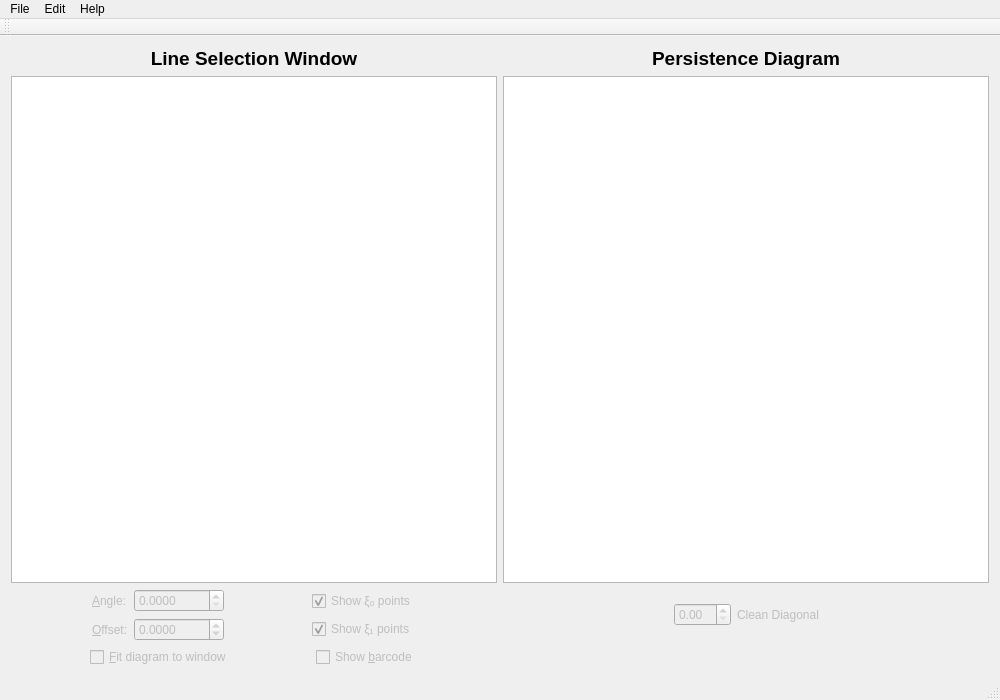
Before: the Qt Designer form visualizationwindow.ui in rivetTDA/rivet, drawn with Qt 5.
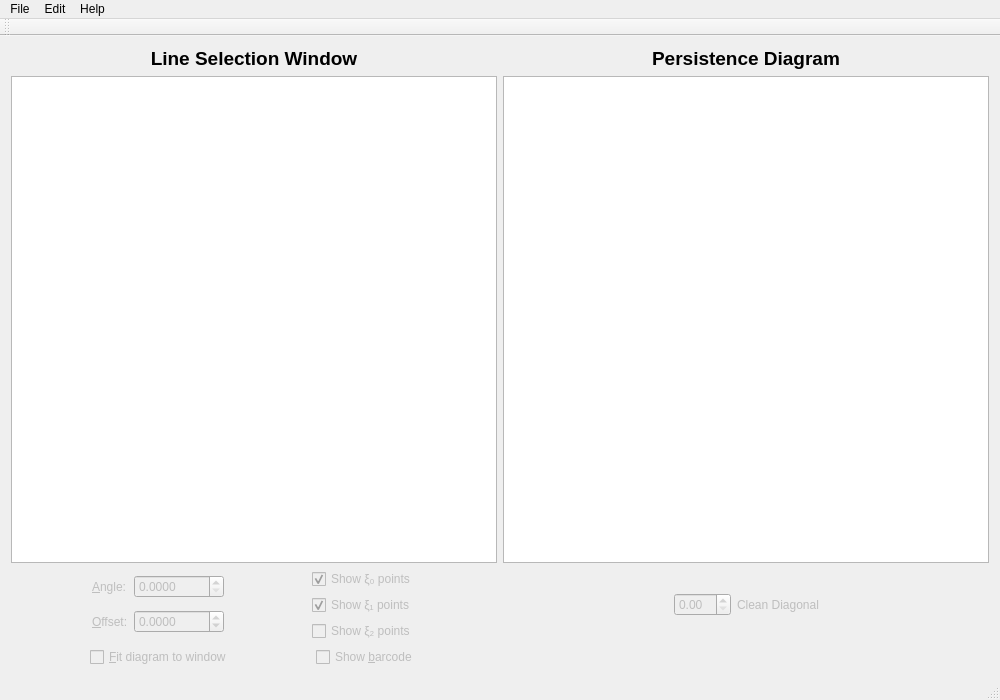
After: the same form once the commit is applied.

Diff of the .ui file:
```diff
--- a/visualizationwindow.ui
+++ b/visualizationwindow.ui
@@ -269,6 +269,16 @@
             </property>
            </widget>
           </item>
+          <item>
+           <widget class="QCheckBox" name="xi2CheckBox">
+            <property name="enabled">
+             <bool>false</bool>
+            </property>
+            <property name="text">
+             <string>Show ξ₂ points</string>
+            </property>
+           </widget>
+          </item>
          </layout>
         </item>
         <item>
```
Left out of the diff: 2 changed lines with no effect on the pictures.
